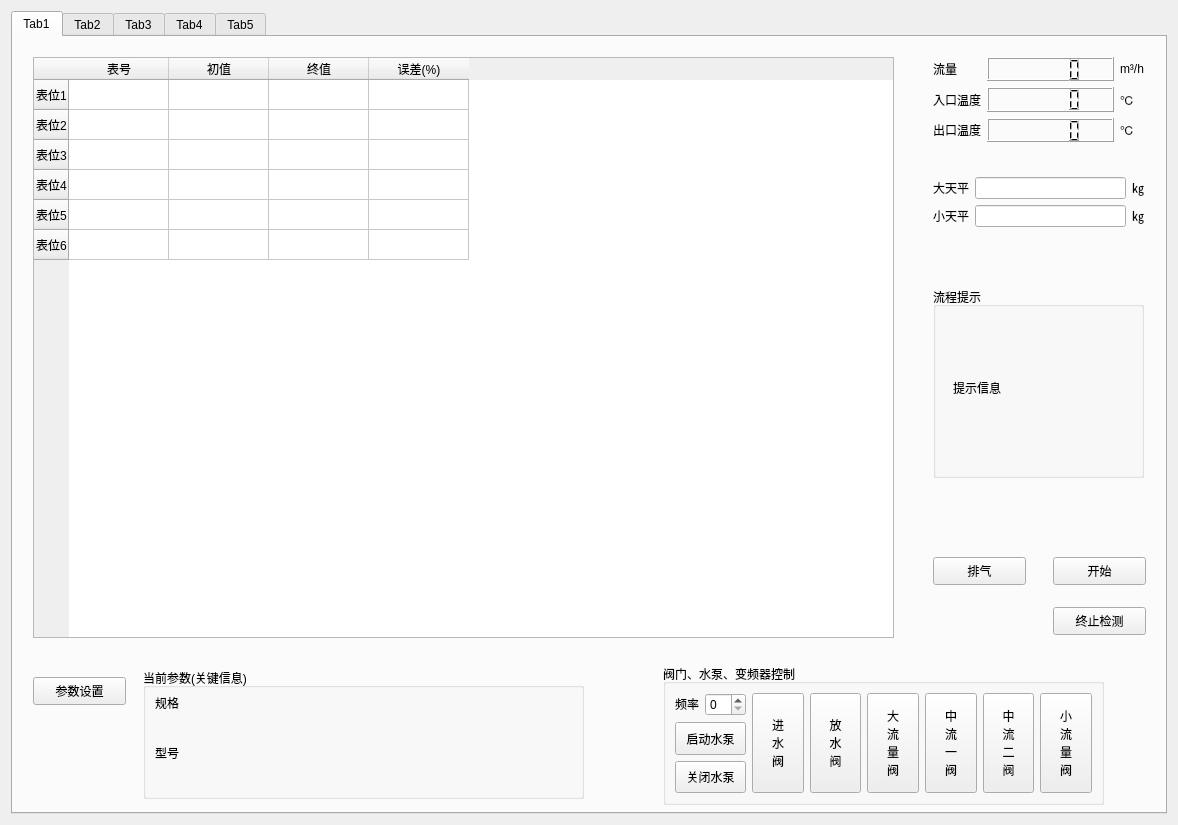
The window that source/weightMethod/weightmethod.ui (flimmy78/qtverify) describes before a commit, drawn with Qt 5.
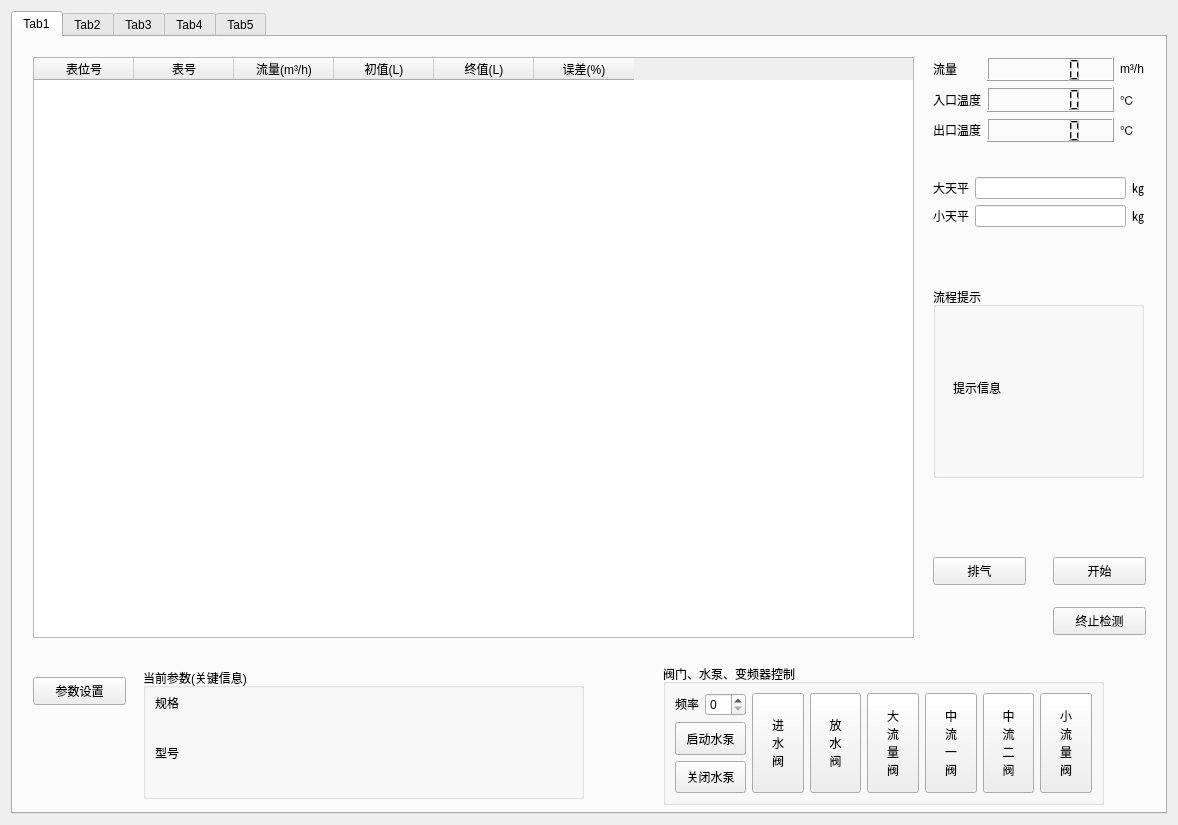
The same window after the commit.

What changed in the file:
```diff
--- a/source/weightMethod/weightmethod.ui
+++ b/source/weightMethod/weightmethod.ui
@@ -248,40 +248,15 @@
         <rect>
          <x>20</x>
          <y>20</y>
-         <width>861</width>
+         <width>881</width>
          <height>581</height>
         </rect>
        </property>
-       <row>
+       <column>
         <property name="text">
-         <string>表位1</string>
+         <string>表位号</string>
         </property>
-       </row>
-       <row>
-        <property name="text">
-         <string>表位2</string>
-        </property>
-       </row>
-       <row>
-        <property name="text">
-         <string>表位3</string>
-        </property>
-       </row>
-       <row>
-        <property name="text">
-         <string>表位4</string>
-        </property>
-       </row>
-       <row>
-        <property name="text">
-         <string>表位5</string>
-        </property>
-       </row>
-       <row>
-        <property name="text">
-         <string>表位6</string>
-        </property>
-       </row>
+       </column>
        <column>
         <property name="text">
          <string>表号</string>
@@ -289,12 +264,17 @@
        </column>
        <column>
         <property name="text">
-         <string>初值</string>
+         <string>流量(m³/h)</string>
         </property>
        </column>
        <column>
         <property name="text">
-         <string>终值</string>
+         <string>初值(L)</string>
+        </property>
+       </column>
+       <column>
+        <property name="text">
+         <string>终值(L)</string>
         </property>
        </column>
        <column>
```
